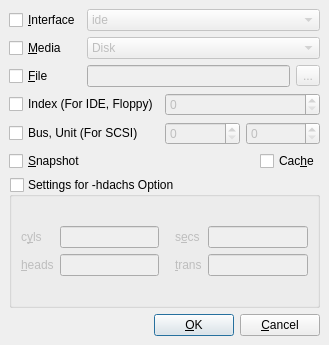
Above: Add_New_Device_Window.ui from qunying/aqemu-old before the change. Below: the same form after it.
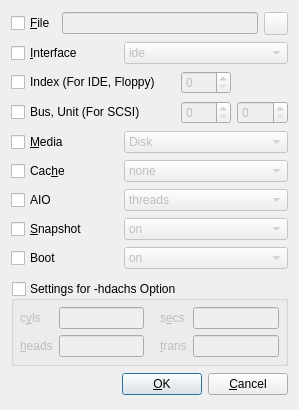
That is the form after the change. Icons and pictures are not drawn.

Commit message: Added possibility to set advanced storage device settings

The edit to the form file:
```diff
--- a/Add_New_Device_Window.ui
+++ b/Add_New_Device_Window.ui
@@ -1,13 +1,13 @@
 <ui version="4.0" >
  <author>Andrey Rijov</author>
  <class>Add_New_Device_Window</class>
- <widget class="QDialog" name="Add_New_Device_Window" >
-  <property name="geometry" >
+ <widget class="QDialog" name="Add_New_Device_Window">
+  <property name="geometry">
    <rect>
     <x>0</x>
     <y>0</y>
-    <width>329</width>
-    <height>345</height>
+    <width>299</width>
+    <height>410</height>
    </rect>
   </property>
   <property name="windowTitle" >
@@ -17,227 +17,270 @@
    <iconset resource="images.qrc" >
     <normaloff>:/blockdevice.png</normaloff>:/blockdevice.png</iconset>
   </property>
-  <layout class="QGridLayout" >
-   <property name="margin" >
-    <number>9</number>
-   </property>
-   <property name="spacing" >
-    <number>6</number>
-   </property>
-   <item row="1" column="0" colspan="3" >
-    <layout class="QGridLayout" >
-     <property name="margin" >
-      <number>0</number>
+  <layout class="QGridLayout" name="gridLayout">
+   <item row="0" column="0" colspan="5">
+    <layout class="QHBoxLayout" name="horizontalLayout">
+     <property name="sizeConstraint">
+      <enum>QLayout::SetMaximumSize</enum>
      </property>
-     <property name="spacing" >
-      <number>6</number>
-     </property>
-     <item row="1" column="0" >
-      <widget class="QCheckBox" name="CH_Bus_Unit" >
-       <property name="text" >
-        <string>Bus, Unit (For SCSI)</string>
-       </property>
-      </widget>
-     </item>
-     <item row="0" column="1" colspan="2" >
-      <widget class="QSpinBox" name="SB_Index" >
-       <property name="enabled" >
-        <bool>false</bool>
-       </property>
-      </widget>
-     </item>
-     <item row="1" column="2" >
-      <widget class="QSpinBox" name="SB_Unit" >
-       <property name="enabled" >
-        <bool>false</bool>
-       </property>
-      </widget>
-     </item>
-     <item row="1" column="1" >
-      <widget class="QSpinBox" name="SB_Bus" >
-       <property name="enabled" >
-        <bool>false</bool>
-       </property>
-      </widget>
-     </item>
-     <item row="0" column="0" >
-      <widget class="QCheckBox" name="CH_Index" >
-       <property name="text" >
-        <string>Index (For IDE, Floppy)</string>
-       </property>
-      </widget>
-     </item>
-    </layout>
-   </item>
-   <item row="2" column="0" >
-    <widget class="QCheckBox" name="CH_Snapshot" >
-     <property name="text" >
-      <string>&amp;Snapshot</string>
-     </property>
-    </widget>
-   </item>
-   <item row="4" column="0" colspan="3" >
-    <layout class="QHBoxLayout" >
-     <property name="spacing" >
-      <number>6</number>
-     </property>
-     <property name="margin" >
-      <number>0</number>
-     </property>
      <item>
-      <spacer>
-       <property name="orientation" >
-        <enum>Qt::Horizontal</enum>
-       </property>
-       <property name="sizeHint" stdset="0" >
-        <size>
-         <width>40</width>
-         <height>20</height>
-        </size>
-       </property>
-      </spacer>
-     </item>
-     <item>
-      <widget class="QPushButton" name="Button_OK" >
-       <property name="text" >
-        <string>&amp;OK</string>
-       </property>
-      </widget>
-     </item>
-     <item>
-      <widget class="QPushButton" name="Button_Cancel" >
-       <property name="text" >
-        <string>&amp;Cancel</string>
-       </property>
-      </widget>
-     </item>
-    </layout>
-   </item>
-   <item row="2" column="2" >
-    <widget class="QCheckBox" name="CH_Cache" >
-     <property name="text" >
-      <string>Cac&amp;he</string>
-     </property>
-    </widget>
-   </item>
-   <item row="0" column="0" colspan="3" >
-    <layout class="QGridLayout" >
-     <property name="margin" >
-      <number>0</number>
-     </property>
-     <property name="spacing" >
-      <number>6</number>
-     </property>
-     <item row="1" column="1" colspan="2" >
-      <widget class="QComboBox" name="CB_Media" >
-       <property name="enabled" >
-        <bool>false</bool>
-       </property>
-       <item>
-        <property name="text" >
-         <string>Disk</string>
-        </property>
-       </item>
-       <item>
-        <property name="text" >
-         <string>CD-ROM</string>
-        </property>
-       </item>
-      </widget>
-     </item>
-     <item row="0" column="1" colspan="2" >
-      <widget class="QComboBox" name="CB_Interface" >
-       <property name="enabled" >
-        <bool>false</bool>
-       </property>
-       <item>
-        <property name="text" >
-         <string>ide</string>
-        </property>
-       </item>
-       <item>
-        <property name="text" >
-         <string>scsi</string>
-        </property>
-       </item>
-       <item>
-        <property name="text" >
-         <string>sd</string>
-        </property>
-       </item>
-       <item>
-        <property name="text" >
-         <string>mtd</string>
-        </property>
-       </item>
-       <item>
-        <property name="text" >
-         <string>floppy</string>
-        </property>
-       </item>
-       <item>
-        <property name="text" >
-         <string>pflash</string>
-        </property>
-       </item>
-      </widget>
-     </item>
-     <item row="2" column="1" >
-      <widget class="QLineEdit" name="Edit_File_Path" >
-       <property name="enabled" >
-        <bool>false</bool>
-       </property>
-      </widget>
-     </item>
-     <item row="2" column="2" >
-      <widget class="QToolButton" name="TB_File_Path_Browse" >
-       <property name="enabled" >
-        <bool>false</bool>
-       </property>
-       <property name="text" >
-        <string>...</string>
-       </property>
-      </widget>
-     </item>
-     <item row="1" column="0" >
-      <widget class="QCheckBox" name="CH_Media" >
-       <property name="text" >
-        <string>&amp;Media</string>
-       </property>
-      </widget>
-     </item>
-     <item row="2" column="0" >
-      <widget class="QCheckBox" name="CH_File" >
-       <property name="text" >
+      <widget class="QCheckBox" name="CH_File">
+       <property name="text">
         <string>&amp;File</string>
        </property>
       </widget>
      </item>
-     <item row="0" column="0" >
-      <widget class="QCheckBox" name="CH_Interface" >
-       <property name="text" >
-        <string>&amp;Interface</string>
+     <item>
+      <widget class="QLineEdit" name="Edit_File_Path">
+       <property name="enabled">
+        <bool>false</bool>
+       </property>
+      </widget>
+     </item>
+     <item>
+      <widget class="QToolButton" name="TB_File_Path_Browse">
+       <property name="enabled">
+        <bool>false</bool>
+       </property>
+       <property name="text">
+        <string/>
+       </property>
+       <property name="icon">
+        <iconset resource="images.qrc">
+         <normaloff>:/open-file.png</normaloff>:/open-file.png</iconset>
        </property>
       </widget>
      </item>
     </layout>
    </item>
-   <item row="2" column="1" >
-    <spacer>
-     <property name="orientation" >
-      <enum>Qt::Horizontal</enum>
+   <item row="1" column="0" colspan="2">
+    <widget class="QCheckBox" name="CH_Interface">
+     <property name="text">
+      <string>&amp;Interface</string>
      </property>
-     <property name="sizeHint" stdset="0" >
+    </widget>
+   </item>
+   <item row="1" column="2" colspan="3">
+    <widget class="QComboBox" name="CB_Interface">
+     <property name="enabled">
+      <bool>false</bool>
+     </property>
+     <item>
+      <property name="text">
+       <string>ide</string>
+      </property>
+     </item>
+     <item>
+      <property name="text">
+       <string>scsi</string>
+      </property>
+     </item>
+     <item>
+      <property name="text">
+       <string>sd</string>
+      </property>
+     </item>
+     <item>
+      <property name="text">
+       <string>mtd</string>
+      </property>
+     </item>
+     <item>
+      <property name="text">
+       <string>floppy</string>
+      </property>
+     </item>
+     <item>
+      <property name="text">
+       <string>pflash</string>
+      </property>
+     </item>
+     <item>
+      <property name="text">
+       <string>virtio</string>
+      </property>
+     </item>
+    </widget>
+   </item>
+   <item row="2" column="0" colspan="3">
+    <widget class="QCheckBox" name="CH_Index">
+     <property name="text">
+      <string>Index (For IDE, Floppy)</string>
+     </property>
+    </widget>
+   </item>
+   <item row="2" column="3">
+    <widget class="QSpinBox" name="SB_Index">
+     <property name="enabled">
+      <bool>false</bool>
+     </property>
+    </widget>
+   </item>
+   <item row="3" column="0" colspan="3">
+    <widget class="QCheckBox" name="CH_Bus_Unit">
+     <property name="text">
+      <string>Bus, Unit (For SCSI)</string>
+     </property>
+    </widget>
+   </item>
+   <item row="3" column="3">
+    <widget class="QSpinBox" name="SB_Bus">
+     <property name="enabled">
+      <bool>false</bool>
+     </property>
+    </widget>
+   </item>
+   <item row="3" column="4">
+    <widget class="QSpinBox" name="SB_Unit">
+     <property name="enabled">
+      <bool>false</bool>
+     </property>
+    </widget>
+   </item>
+   <item row="4" column="0" colspan="2">
+    <widget class="QCheckBox" name="CH_Media">
+     <property name="text">
+      <string>&amp;Media</string>
+     </property>
+    </widget>
+   </item>
+   <item row="4" column="2" colspan="3">
+    <widget class="QComboBox" name="CB_Media">
+     <property name="enabled">
+      <bool>false</bool>
+     </property>
+     <item>
+      <property name="text">
+       <string>Disk</string>
+      </property>
+     </item>
+     <item>
+      <property name="text">
+       <string>CD-ROM</string>
+      </property>
+     </item>
+    </widget>
+   </item>
+   <item row="5" column="0" colspan="2">
+    <widget class="QCheckBox" name="CH_Cache">
+     <property name="text">
+      <string>Cac&amp;he</string>
+     </property>
+    </widget>
+   </item>
+   <item row="5" column="2" colspan="3">
+    <widget class="QComboBox" name="CB_Cache">
+     <property name="enabled">
+      <bool>false</bool>
+     </property>
+     <item>
+      <property name="text">
+       <string>none</string>
+      </property>
+     </item>
+     <item>
+      <property name="text">
+       <string>writeback</string>
+      </property>
+     </item>
+     <item>
+      <property name="text">
+       <string>writethrough</string>
+      </property>
+     </item>
+    </widget>
+   </item>
+   <item row="6" column="0">
+    <widget class="QCheckBox" name="CH_AIO">
+     <property name="text">
+      <string>AIO</string>
+     </property>
+    </widget>
+   </item>
+   <item row="6" column="2" colspan="3">
+    <widget class="QComboBox" name="CB_AIO">
+     <property name="enabled">
+      <bool>false</bool>
+     </property>
+     <item>
+      <property name="text">
+       <string>threads</string>
+      </property>
+     </item>
+     <item>
+      <property name="text">
+       <string>native</string>
+      </property>
+     </item>
+    </widget>
+   </item>
+   <item row="7" column="0" colspan="2">
+    <widget class="QCheckBox" name="CH_Snapshot">
+     <property name="text">
+      <string>&amp;Snapshot</string>
+     </property>
+    </widget>
+   </item>
+   <item row="7" column="2" colspan="3">
+    <widget class="QComboBox" name="CB_Snapshot">
+     <property name="enabled">
+      <bool>false</bool>
+     </property>
+     <item>
+      <property name="text">
+       <string>on</string>
+      </property>
+     </item>
+     <item>
+      <property name="text">
+       <string>off</string>
+      </property>
+     </item>
+    </widget>
+   </item>
+   <item row="8" column="0" colspan="2">
+    <widget class="QCheckBox" name="CH_Boot">
+     <property name="text">
+      <string>Boot</string>
+     </property>
+    </widget>
+   </item>
+   <item row="8" column="2" colspan="3">
+    <widget class="QComboBox" name="CB_Boot">
+     <property name="enabled">
+      <bool>false</bool>
+     </property>
+     <item>
+      <property name="text">
+       <string>on</string>
+      </property>
+     </item>
+     <item>
+      <property name="text">
+       <string>off</string>
+      </property>
+     </item>
+    </widget>
+   </item>
+   <item row="9" column="1" colspan="4">
+    <spacer name="verticalSpacer">
+     <property name="orientation">
+      <enum>Qt::Vertical</enum>
+     </property>
+     <property name="sizeType">
+      <enum>QSizePolicy::Fixed</enum>
+     </property>
+     <property name="sizeHint" stdset="0">
       <size>
-       <width>40</width>
-       <height>20</height>
+       <width>200</width>
+       <height>5</height>
       </size>
      </property>
     </spacer>
    </item>
-   <item row="3" column="0" colspan="3" >
-    <widget class="QGroupBox" name="GB_hdachs_Settings" >
-     <property name="title" >
+   <item row="10" column="0" colspan="5">
+    <widget class="QGroupBox" name="GB_hdachs_Settings">
+     <property name="title">
       <string>Settings for -hdachs Option</string>
      </property>
      <property name="checkable" >
@@ -246,22 +289,25 @@
      <property name="checked" >
       <bool>false</bool>
      </property>
-     <layout class="QGridLayout" >
-      <property name="margin" >
-       <number>9</number>
+     <layout class="QGridLayout">
+      <property name="sizeConstraint">
+       <enum>QLayout::SetMaximumSize</enum>
       </property>
-      <property name="spacing" >
+      <property name="margin">
        <number>6</number>
       </property>
-      <item row="0" column="1" >
+      <property name="spacing">
+       <number>6</number>
+      </property>
+      <item row="0" column="1">
        <spacer>
-        <property name="orientation" >
+        <property name="orientation">
          <enum>Qt::Horizontal</enum>
         </property>
-        <property name="sizeType" >
+        <property name="sizeType">
          <enum>QSizePolicy::Fixed</enum>
         </property>
-        <property name="sizeHint" stdset="0" >
+        <property name="sizeHint" stdset="0">
          <size>
           <width>10</width>
           <height>20</height>
@@ -269,23 +315,23 @@
         </property>
        </spacer>
       </item>
-      <item row="0" column="2" >
-       <layout class="QGridLayout" >
-        <property name="margin" >
+      <item row="0" column="2">
+       <layout class="QGridLayout">
+        <property name="margin">
          <number>0</number>
         </property>
-        <property name="spacing" >
+        <property name="spacing">
          <number>6</number>
         </property>
-        <item row="1" column="1" >
-         <widget class="QLineEdit" name="Edit_Trans" />
+        <item row="1" column="1">
+         <widget class="QLineEdit" name="Edit_Trans"/>
         </item>
-        <item row="0" column="1" >
-         <widget class="QLineEdit" name="Edit_Secs" />
+        <item row="0" column="1">
+         <widget class="QLineEdit" name="Edit_Secs"/>
         </item>
-        <item row="0" column="0" >
-         <widget class="QLabel" name="Label_Secs" >
-          <property name="text" >
+        <item row="0" column="0">
+         <widget class="QLabel" name="Label_Secs">
+          <property name="text">
            <string>s&amp;ecs</string>
           </property>
           <property name="buddy" >
@@ -293,9 +339,9 @@
           </property>
          </widget>
         </item>
-        <item row="1" column="0" >
-         <widget class="QLabel" name="Label_Trans" >
-          <property name="text" >
+        <item row="1" column="0">
+         <widget class="QLabel" name="Label_Trans">
+          <property name="text">
            <string>&amp;trans</string>
           </property>
           <property name="buddy" >
@@ -305,17 +351,17 @@
         </item>
        </layout>
       </item>
-      <item row="0" column="0" >
-       <layout class="QGridLayout" >
-        <property name="margin" >
+      <item row="0" column="0">
+       <layout class="QGridLayout">
+        <property name="margin">
          <number>0</number>
         </property>
-        <property name="spacing" >
+        <property name="spacing">
          <number>6</number>
         </property>
-        <item row="0" column="0" >
-         <widget class="QLabel" name="Label_Cyls" >
-          <property name="text" >
+        <item row="0" column="0">
+         <widget class="QLabel" name="Label_Cyls">
+          <property name="text">
            <string>c&amp;yls</string>
           </property>
           <property name="buddy" >
@@ -323,12 +369,12 @@
           </property>
          </widget>
         </item>
-        <item row="0" column="1" >
-         <widget class="QLineEdit" name="Edit_Cyls" />
+        <item row="0" column="1">
+         <widget class="QLineEdit" name="Edit_Cyls"/>
         </item>
-        <item row="1" column="0" >
-         <widget class="QLabel" name="Label_Heads" >
-          <property name="text" >
+        <item row="1" column="0">
+         <widget class="QLabel" name="Label_Heads">
+          <property name="text">
            <string>&amp;heads</string>
           </property>
           <property name="buddy" >
@@ -336,14 +382,56 @@
           </property>
          </widget>
         </item>
-        <item row="1" column="1" >
-         <widget class="QLineEdit" name="Edit_Heads" />
+        <item row="1" column="1">
+         <widget class="QLineEdit" name="Edit_Heads"/>
         </item>
        </layout>
       </item>
      </layout>
     </widget>
    </item>
+   <item row="11" column="0" colspan="5">
+    <layout class="QHBoxLayout" name="horizontalLayout_2">
+     <property name="sizeConstraint">
+      <enum>QLayout::SetMaximumSize</enum>
+     </property>
+     <item>
+      <spacer>
+       <property name="orientation">
+        <enum>Qt::Horizontal</enum>
+       </property>
+       <property name="sizeHint" stdset="0">
+        <size>
+         <width>120</width>
+         <height>20</height>
+        </size>
+       </property>
+      </spacer>
+     </item>
+     <item>
+      <widget class="QPushButton" name="Button_OK">
+       <property name="text">
+        <string>&amp;OK</string>
+       </property>
+       <property name="icon">
+        <iconset resource="images.qrc">
+         <normaloff>:/apply.png</normaloff>:/apply.png</iconset>
+       </property>
+      </widget>
+     </item>
+     <item>
+      <widget class="QPushButton" name="Button_Cancel">
+       <property name="text">
+        <string>&amp;Cancel</string>
+       </property>
+       <property name="icon">
+        <iconset resource="images.qrc">
+         <normaloff>:/cancel.png</normaloff>:/cancel.png</iconset>
+       </property>
+      </widget>
+     </item>
+    </layout>
+   </item>
   </layout>
  </widget>
  <tabstops>
```
Left out of the diff: 200 changed lines with no effect on the pictures. The commit also changes 13 other files.
